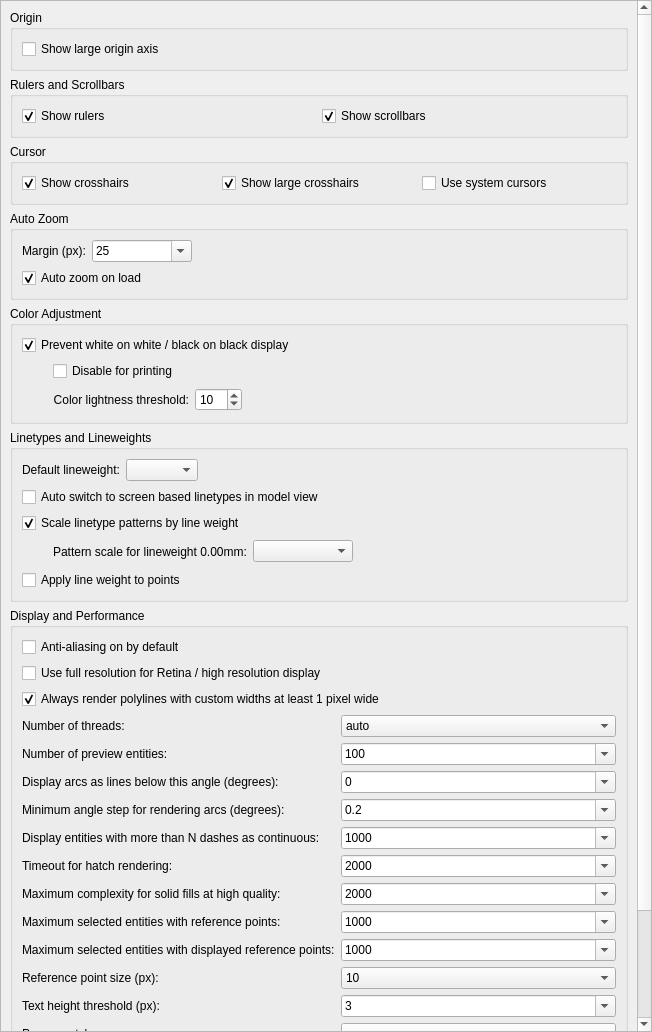
Qt form scripts/Edit/AppPreferences/GraphicsViewPreferences/PreferencesPage.ui (qcad/qcad) before a commit.
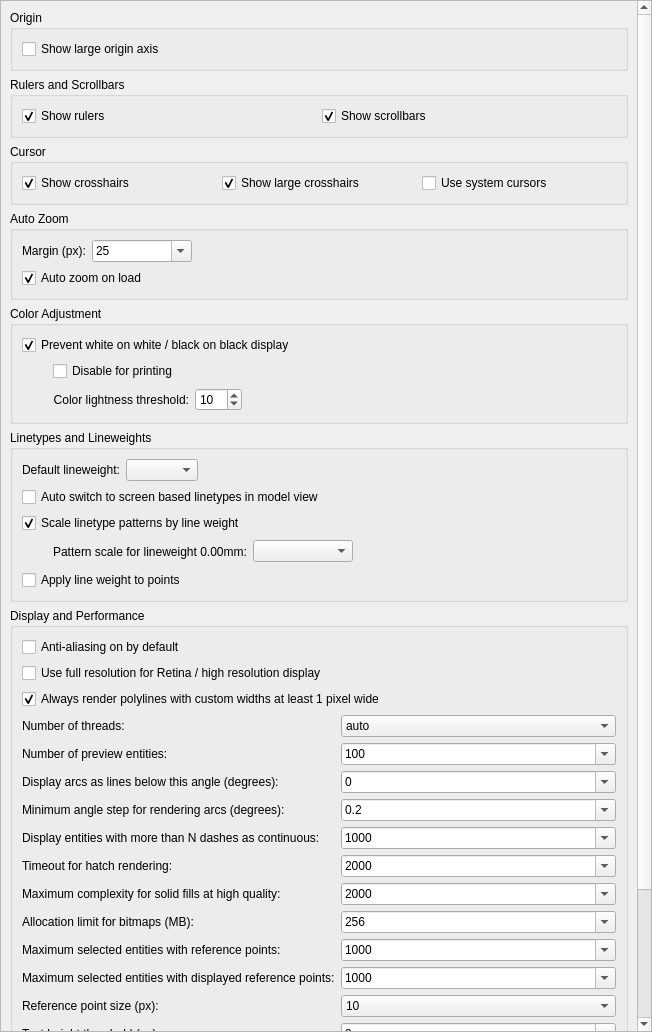
The same form after that commit. Custom widgets are drawn as their Qt base class.

Commit message: add image allocation limit preference

Diff of the .ui file:
```diff
--- a/scripts/Edit/AppPreferences/GraphicsViewPreferences/PreferencesPage.ui
+++ b/scripts/Edit/AppPreferences/GraphicsViewPreferences/PreferencesPage.ui
@@ -20,9 +20,9 @@
    <property name="geometry">
     <rect>
      <x>0</x>
-     <y>0</y>
+     <y>-223</y>
      <width>635</width>
-     <height>1253</height>
+     <height>1289</height>
     </rect>
    </property>
    <layout class="QVBoxLayout" name="verticalLayout_2">
@@ -879,14 +879,14 @@
            </item>
           </widget>
          </item>
-         <item row="7" column="0">
+         <item row="8" column="0">
           <widget class="QLabel" name="label_9">
            <property name="text">
             <string>Maximum selected entities with reference points:</string>
            </property>
           </widget>
          </item>
-         <item row="7" column="1">
+         <item row="8" column="1">
           <widget class="QComboBox" name="MaxReferencePointEntities">
            <property name="editable">
             <bool>true</bool>
@@ -949,14 +949,14 @@
            </item>
           </widget>
          </item>
-         <item row="8" column="0">
+         <item row="9" column="0">
           <widget class="QLabel" name="label_13">
            <property name="text">
             <string>Maximum selected entities with displayed reference points:</string>
            </property>
           </widget>
          </item>
-         <item row="8" column="1">
+         <item row="9" column="1">
           <widget class="QComboBox" name="MaxReferencePointEntitiesDisplay">
            <property name="editable">
             <bool>true</bool>
@@ -1019,14 +1019,14 @@
            </item>
           </widget>
          </item>
-         <item row="9" column="0">
+         <item row="10" column="0">
           <widget class="QLabel" name="label_12">
            <property name="text">
             <string>Reference point size (px):</string>
            </property>
           </widget>
          </item>
-         <item row="9" column="1">
+         <item row="10" column="1">
           <widget class="QComboBox" name="ReferencePointSize">
            <property name="currentText">
             <string notr="true">10</string>
@@ -1096,14 +1096,14 @@
            </item>
           </widget>
          </item>
-         <item row="10" column="0">
+         <item row="11" column="0">
           <widget class="QLabel" name="label_11">
            <property name="text">
             <string>Text height threshold (px):</string>
            </property>
           </widget>
          </item>
-         <item row="10" column="1">
+         <item row="11" column="1">
           <widget class="QComboBox" name="TextHeightThreshold">
            <property name="editable">
             <bool>true</bool>
@@ -1158,14 +1158,14 @@
            </item>
           </widget>
          </item>
-         <item row="11" column="0">
+         <item row="12" column="0">
           <widget class="QLabel" name="PenCapStyle_Label">
            <property name="text">
             <string notr="true">Pen cap style:</string>
            </property>
           </widget>
          </item>
-         <item row="11" column="1">
+         <item row="12" column="1">
           <widget class="QComboBox" name="PenCapStyle"/>
          </item>
          <item row="6" column="0">
@@ -1228,6 +1228,48 @@
            </item>
           </widget>
          </item>
+         <item row="7" column="0">
+          <widget class="QLabel" name="ImageAllocationLimit_Label">
+           <property name="text">
+            <string>Allocation limit for bitmaps (MB):</string>
+           </property>
+          </widget>
+         </item>
+         <item row="7" column="1">
+          <widget class="QComboBox" name="ImageAllocationLimit">
+           <property name="editable">
+            <bool>true</bool>
+           </property>
+           <property name="currentText">
+            <string notr="true">256</string>
+           </property>
+           <item>
+            <property name="text">
+             <string notr="true">256</string>
+            </property>
+           </item>
+           <item>
+            <property name="text">
+             <string notr="true">512</string>
+            </property>
+           </item>
+           <item>
+            <property name="text">
+             <string notr="true">1024</string>
+            </property>
+           </item>
+           <item>
+            <property name="text">
+             <string notr="true">2048</string>
+            </property>
+           </item>
+           <item>
+            <property name="text">
+             <string notr="true">4096</string>
+            </property>
+           </item>
+          </widget>
+         </item>
         </layout>
        </item>
        <item>
```
The commit also changes 1 other file.
